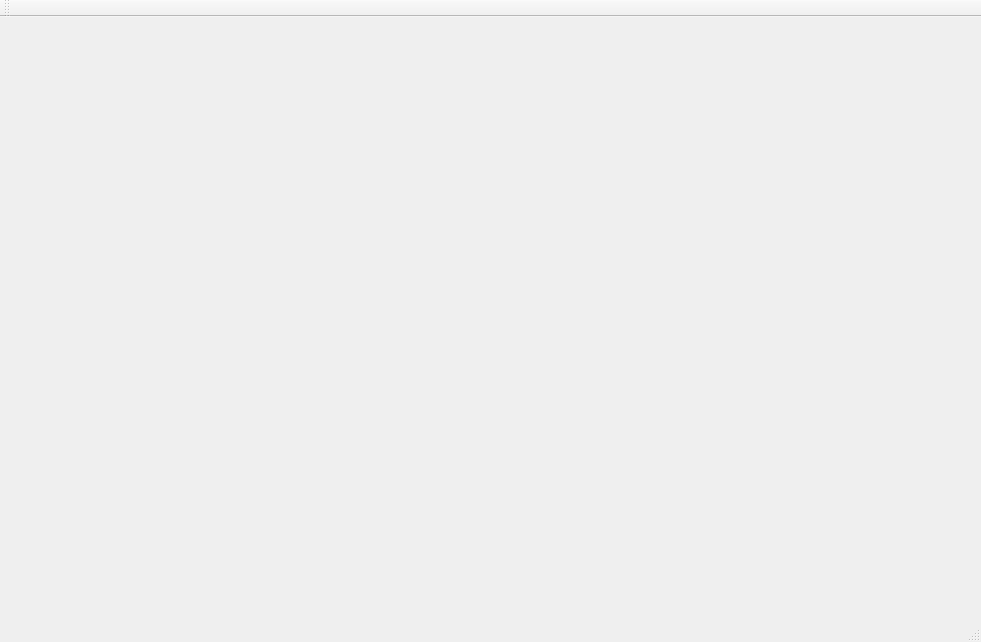
This is mainwindow.ui in GyeonghunKim/optics_simulator as Qt 5 draws it before an edit. The edited form follows.
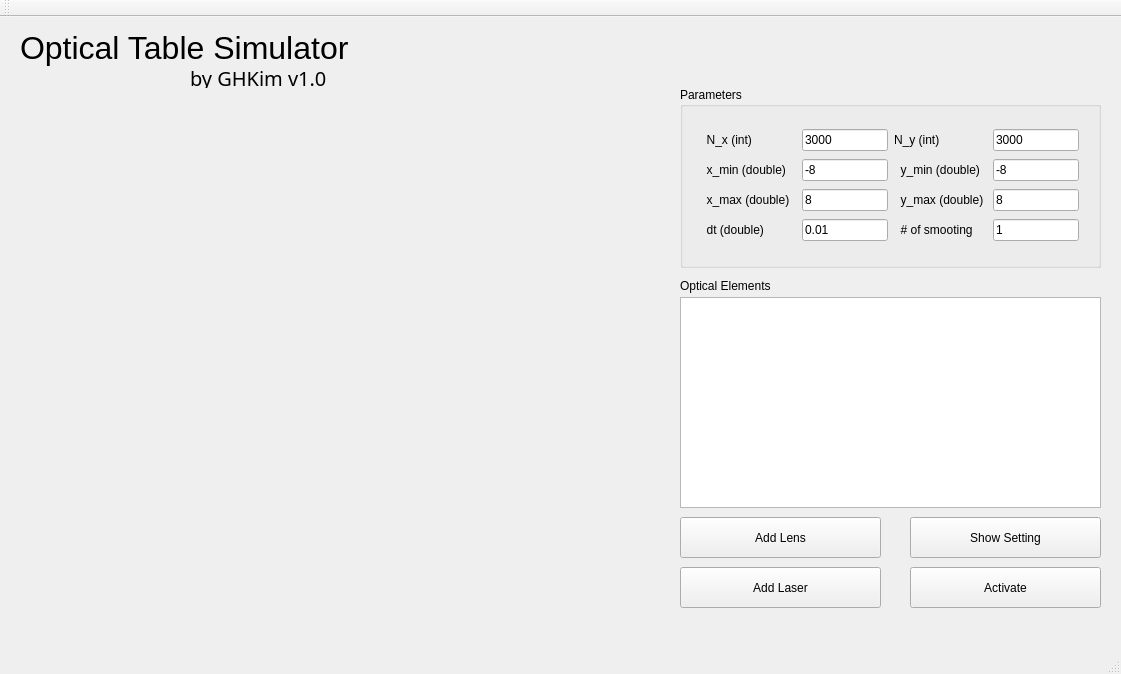
This is the edited form. Custom widgets are drawn as their Qt base class.

The edit to the form file:
```diff
--- a/mainwindow.ui
+++ b/mainwindow.ui
@@ -6,24 +6,279 @@
    <rect>
     <x>0</x>
     <y>0</y>
-    <width>981</width>
-    <height>642</height>
+    <width>1121</width>
+    <height>674</height>
    </rect>
   </property>
   <property name="windowTitle">
    <string>MainWindow</string>
   </property>
   <widget class="QWidget" name="centralWidget">
+   <widget class="QLabel" name="label">
+    <property name="geometry">
+     <rect>
+      <x>20</x>
+      <y>10</y>
+      <width>351</width>
+      <height>41</height>
+     </rect>
+    </property>
+    <property name="font">
+     <font>
+      <pointsize>24</pointsize>
+     </font>
+    </property>
+    <property name="text">
+     <string>Optical Table Simulator</string>
+    </property>
+   </widget>
+   <widget class="QLabel" name="label_2">
+    <property name="geometry">
+     <rect>
+      <x>190</x>
+      <y>50</y>
+      <width>151</width>
+      <height>21</height>
+     </rect>
+    </property>
+    <property name="font">
+     <font>
+      <family>Ubuntu Mono</family>
+      <pointsize>15</pointsize>
+     </font>
+    </property>
+    <property name="text">
+     <string>by GHKim v1.0</string>
+    </property>
+   </widget>
    <widget class="QCustomPlot" name="customPlot" native="true">
     <property name="geometry">
      <rect>
-      <x>9</x>
-      <y>9</y>
-      <width>531</width>
-      <height>451</height>
+      <x>50</x>
+      <y>90</y>
+      <width>601</width>
+      <height>511</height>
      </rect>
     </property>
    </widget>
+   <widget class="QGroupBox" name="groupBox">
+    <property name="geometry">
+     <rect>
+      <x>680</x>
+      <y>70</y>
+      <width>421</width>
+      <height>181</height>
+     </rect>
+    </property>
+    <property name="title">
+     <string>Parameters</string>
+    </property>
+    <widget class="QWidget" name="gridLayoutWidget">
+     <property name="geometry">
+      <rect>
+       <x>9</x>
+       <y>29</y>
+       <width>401</width>
+       <height>141</height>
+      </rect>
+     </property>
+     <layout class="QGridLayout" name="gridLayout">
+      <item row="0" column="2">
+       <widget class="QLabel" name="label_6">
+        <property name="text">
+         <string>N_y (int)</string>
+        </property>
+       </widget>
+      </item>
+      <item row="0" column="1">
+       <widget class="QLineEdit" name="N_x">
+        <property name="text">
+         <string>3000</string>
+        </property>
+       </widget>
+      </item>
+      <item row="2" column="2">
+       <widget class="QLabel" name="label_8">
+        <property name="text">
+         <string>  y_max (double) </string>
+        </property>
+       </widget>
+      </item>
+      <item row="1" column="2">
+       <widget class="QLabel" name="label_7">
+        <property name="text">
+         <string>  y_min (double)  </string>
+        </property>
+       </widget>
+      </item>
+      <item row="0" column="3">
+       <widget class="QLineEdit" name="N_y">
+        <property name="text">
+         <string>3000</string>
+        </property>
+       </widget>
+      </item>
+      <item row="2" column="0">
+       <widget class="QLabel" name="label_5">
+        <property name="text">
+         <string>  x_max (double)  </string>
+        </property>
+       </widget>
+      </item>
+      <item row="1" column="3">
+       <widget class="QLineEdit" name="y_min">
+        <property name="text">
+         <string>-8</string>
+        </property>
+       </widget>
+      </item>
+      <item row="0" column="0">
+       <widget class="QLabel" name="label_3">
+        <property name="text">
+         <string>  N_x (int)</string>
+        </property>
+       </widget>
+      </item>
+      <item row="2" column="1">
+       <widget class="QLineEdit" name="x_max">
+        <property name="text">
+         <string>8</string>
+        </property>
+       </widget>
+      </item>
+      <item row="1" column="0">
+       <widget class="QLabel" name="label_4">
+        <property name="text">
+         <string>  x_min (double)</string>
+        </property>
+       </widget>
+      </item>
+      <item row="1" column="1">
+       <widget class="QLineEdit" name="x_min">
+        <property name="text">
+         <string>-8</string>
+        </property>
+       </widget>
+      </item>
+      <item row="2" column="3">
+       <widget class="QLineEdit" name="y_max">
+        <property name="text">
+         <string>8</string>
+        </property>
+       </widget>
+      </item>
+      <item row="3" column="1">
+       <widget class="QLineEdit" name="dt">
+        <property name="text">
+         <string>0.01</string>
+        </property>
+       </widget>
+      </item>
+      <item row="3" column="0">
+       <widget class="QLabel" name="label_9">
+        <property name="text">
+         <string>  dt (double)</string>
+        </property>
+       </widget>
+      </item>
+      <item row="3" column="2">
+       <widget class="QLabel" name="label_10">
+        <property name="text">
+         <string>  # of smooting</string>
+        </property>
+       </widget>
+      </item>
+      <item row="3" column="3">
+       <widget class="QLineEdit" name="number_smooting">
+        <property name="text">
+         <string>1</string>
+        </property>
+       </widget>
+      </item>
+     </layout>
+    </widget>
+   </widget>
+   <widget class="QPushButton" name="addLensButton">
+    <property name="geometry">
+     <rect>
+      <x>680</x>
+      <y>500</y>
+      <width>201</width>
+      <height>41</height>
+     </rect>
+    </property>
+    <property name="text">
+     <string>Add Lens</string>
+    </property>
+   </widget>
+   <widget class="QPushButton" name="activateButton">
+    <property name="geometry">
+     <rect>
+      <x>910</x>
+      <y>500</y>
+      <width>191</width>
+      <height>41</height>
+     </rect>
+    </property>
+    <property name="text">
+     <string>Show Setting</string>
+    </property>
+   </widget>
+   <widget class="QPushButton" name="addLaserButton">
+    <property name="geometry">
+     <rect>
+      <x>680</x>
+      <y>550</y>
+      <width>201</width>
+      <height>41</height>
+     </rect>
+    </property>
+    <property name="text">
+     <string>Add Laser</string>
+    </property>
+   </widget>
+   <widget class="QPushButton" name="activateButton_2">
+    <property name="geometry">
+     <rect>
+      <x>910</x>
+      <y>550</y>
+      <width>191</width>
+      <height>41</height>
+     </rect>
+    </property>
+    <property name="text">
+     <string>Activate</string>
+    </property>
+   </widget>
+   <widget class="QLabel" name="label_11">
+    <property name="geometry">
+     <rect>
+      <x>680</x>
+      <y>260</y>
+      <width>141</width>
+      <height>17</height>
+     </rect>
+    </property>
+    <property name="text">
+     <string>Optical Elements</string>
+    </property>
+   </widget>
+   <widget class="QTableView" name="tableView">
+    <property name="geometry">
+     <rect>
+      <x>680</x>
+      <y>280</y>
+      <width>421</width>
+      <height>211</height>
+     </rect>
+    </property>
+    <property name="lineWidth">
+     <number>1</number>
+    </property>
+    <property name="midLineWidth">
+     <number>2</number>
+    </property>
+   </widget>
   </widget>
   <widget class="QMenuBar" name="menuBar">
    <property name="geometry">
```
Left out of the diff: 2 changed lines with no effect on the pictures.
